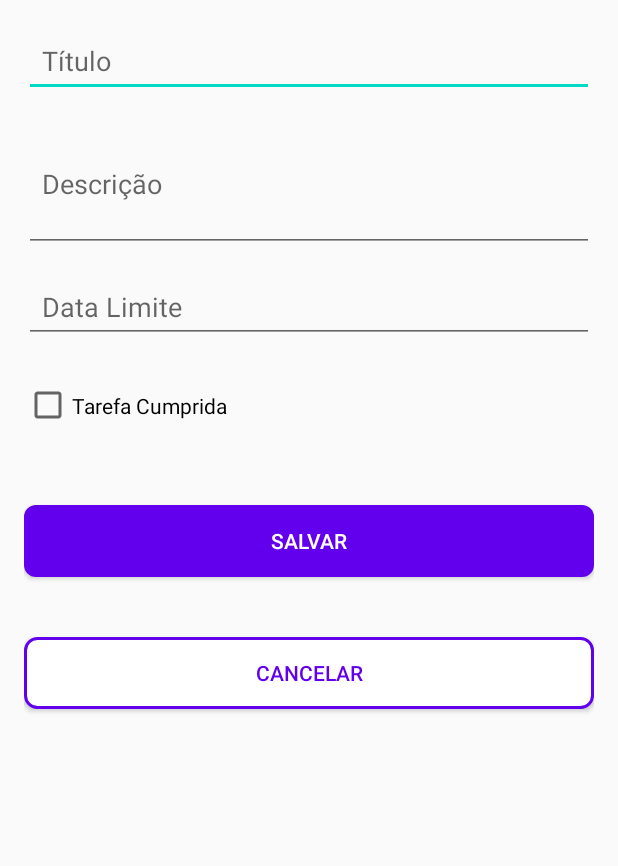
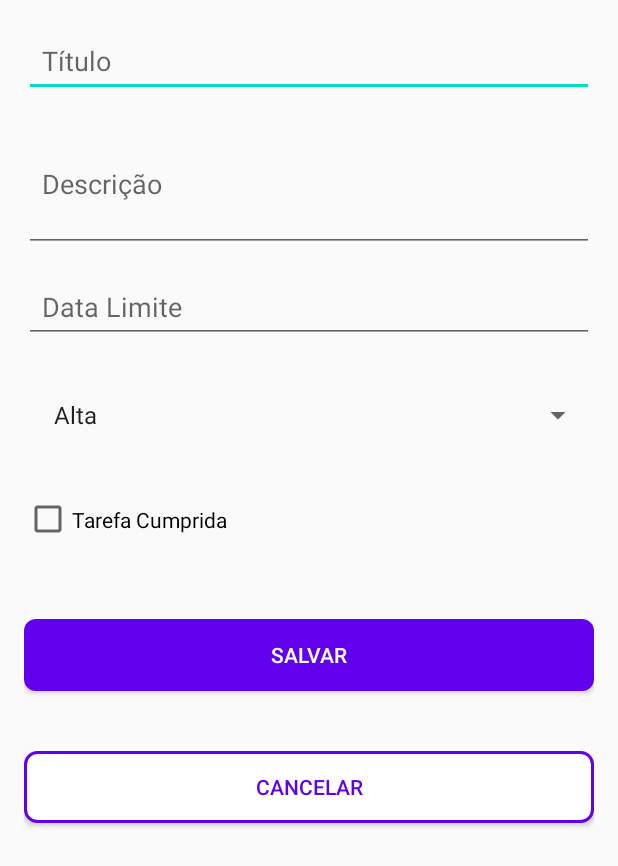
Before and after one commit to joaomarafiotti/PersonalTasks, an Android app: the CadastroActivity screen opened directly, with no data from a screen before it, on a phone screen of 412 x 824 dp. Shown: the top 866 px of the screen. Run offline under Robolectric (Android 15) with nearby library versions, the phone set to English and light mode, and no system bars; our stand-ins replace Firebase (no records; nobody signed in at launch, a user with empty details on screens opened directly).

Commit message:
Requisito Adicional Parte 2

```diff
--- a/app/src/main/java/com/example/personaltasks/controller/CadastroActivity.kt
+++ b/app/src/main/java/com/example/personaltasks/controller/CadastroActivity.kt
@@ -2,7 +2,9 @@ package com.example.personaltasks.controller
 
 import android.app.DatePickerDialog
 import android.os.Bundle
+import android.widget.ArrayAdapter
 import androidx.appcompat.app.AppCompatActivity
+import com.example.personaltasks.R
 import com.example.personaltasks.databinding.ActivityCadastroBinding
 import com.example.personaltasks.model.Tarefa
 import com.example.personaltasks.repository.TarefaRemoteRepository
@@ -26,12 +28,16 @@ class CadastroActivity : AppCompatActivity() {
         binding = ActivityCadastroBinding.inflate(layoutInflater)
         setContentView(binding.root)
 
+        val opcoes = resources.getStringArray(R.array.opcoes_prioridade)
+        val adapterPrioridade = ArrayAdapter(this, android.R.layout.simple_spinner_item, opcoes)
+        adapterPrioridade.setDropDownViewResource(android.R.layout.simple_spinner_dropdown_item)
+        binding.spinnerPrioridade.adapter = adapterPrioridade
+
         tarefa = if (android.os.Build.VERSION.SDK_INT >= android.os.Build.VERSION_CODES.TIRAMISU) {
             intent.getParcelableExtra("tarefa", Tarefa::class.java)
         } else {
             @Suppress("DEPRECATION")
             intent.getParcelableExtra("tarefa")
-            // push test
         }
 
         tarefa?.let {
@@ -40,6 +46,9 @@ class CadastroActivity : AppCompatActivity() {
             binding.etDataLimite.setText(it.dataLimite.format(DateTimeFormatter.ISO_LOCAL_DATE))
             binding.cbCumprida.isChecked = it.cumprida
             dataSelecionada = it.dataLimite
+
+            val index = opcoes.indexOf(it.prioridade)
+            if (index >= 0) binding.spinnerPrioridade.setSelection(index)
         }
 
         configurarDatePicker()
@@ -73,6 +82,7 @@ class CadastroActivity : AppCompatActivity() {
         val titulo = binding.etTitulo.text.toString()
         val descricao = binding.etDescricao.text.toString()
         val dataLimite = dataSelecionada ?: LocalDate.now()
+        val prioridadeSelecionada = binding.spinnerPrioridade.selectedItem.toString()
 
         val novaTarefa = Tarefa(
             id = tarefa?.id ?: "",
@@ -80,7 +90,8 @@ class CadastroActivity : AppCompatActivity() {
             descricao = descricao,
             dataLimite = dataLimite,
             cumprida = binding.cbCumprida.isChecked,
-            excluida = false // garante que não será excluída
+            excluida = false,
+            prioridade = prioridadeSelecionada
         )
 
         if (tarefa == null) {
--- a/app/src/main/res/layout/activity_cadastro.xml
+++ b/app/src/main/res/layout/activity_cadastro.xml
@@ -2,6 +2,7 @@
 <androidx.constraintlayout.widget.ConstraintLayout
     xmlns:android="http://schemas.android.com/apk/res/android"
     xmlns:app="http://schemas.android.com/apk/res-auto"
+    xmlns:tools="http://schemas.android.com/tools"
     android:id="@+id/layoutCadastro"
     android:layout_width="match_parent"
     android:layout_height="match_parent"
@@ -44,11 +45,21 @@
         app:layout_constraintEnd_toEndOf="parent"
         android:layout_marginTop="12dp" />
 
+    <Spinner
+        android:id="@+id/spinnerPrioridade"
+        android:layout_width="0dp"
+        android:layout_height="48dp"
+        android:layout_marginTop="24dp"
+        android:padding="12dp"
+        app:layout_constraintEnd_toEndOf="parent"
+        app:layout_constraintStart_toStartOf="parent"
+        app:layout_constraintTop_toBottomOf="@id/etDataLimite" />
+
     <Button
         android:id="@+id/btnSalvar"
         android:layout_width="0dp"
         android:layout_height="wrap_content"
-        android:layout_marginTop="108dp"
+        android:layout_marginTop="184dp"
         android:background="@drawable/button_background"
         android:padding="12dp"
         android:text="SALVAR"
@@ -76,7 +87,7 @@
         android:id="@+id/cbCumprida"
         android:layout_width="190dp"
         android:layout_height="59dp"
-        android:layout_marginTop="12dp"
+        android:layout_marginTop="88dp"
         android:text="@string/tarefa_cumprida"
         app:layout_constraintStart_toStartOf="parent"
         app:layout_constraintTop_toBottomOf="@id/etDataLimite" />
--- a/app/src/main/res/values/strings.xml
+++ b/app/src/main/res/values/strings.xml
@@ -1,19 +1,16 @@
 <resources>
     <string name="app_name">PersonalTasks</string>
 
-    <!-- Activity Cadastro -->
     <string name="titulo">Título</string>
     <string name="descricao">Descrição</string>
     <string name="data_limite">Data Limite</string>
     <string name="salvar">Salvar</string>
     <string name="cancelar">Cancelar</string>
 
-    <!-- Item Tarefa -->
     <string name="detalhes">Detalhes</string>
     <string name="editar">Editar</string>
     <string name="excluir">Excluir</string>
 
-    <!-- Menu Principal -->
     <string name="nova_tarefa">Nova Tarefa</string>
 
     <string name="nenhuma_tarefa_cadastrada">Nenhuma tarefa cadastrada.</string>
@@ -26,4 +23,11 @@
     <string name="reativar_tarefa">Reativar tarefa</string>
     <string name="tarefas_exclu_das">Tarefas Excluídas</string>
     <string name="logout">Logout</string>
+
+    <string-array name="opcoes_prioridade">
+        <item>Alta</item>
+        <item>Média</item>
+        <item>Baixa</item>
+    </string-array>
+
 </resources>
```
Also changed, not shown: app/src/main/java/com/example/personaltasks/adapter/TarefaAdapter.kt (+2 -17 lines), app/src/main/java/com/example/personaltasks/model/Tarefa.kt (+4 -5 lines), app/src/main/res/layout/item_tarefa.xml (+12 -4 lines).
